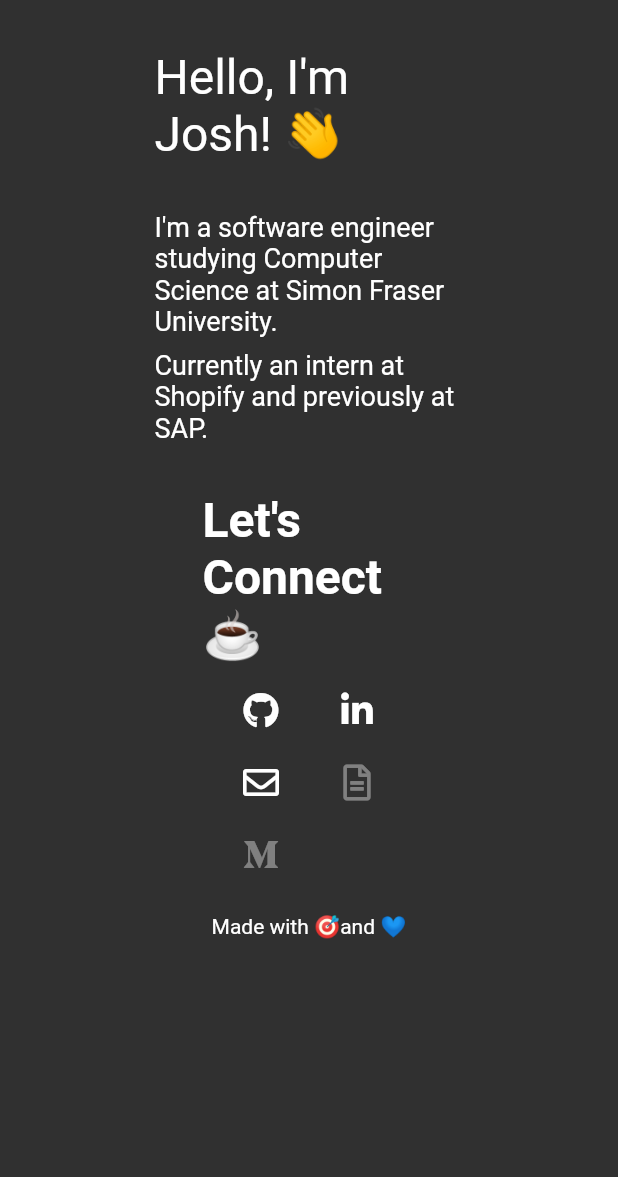
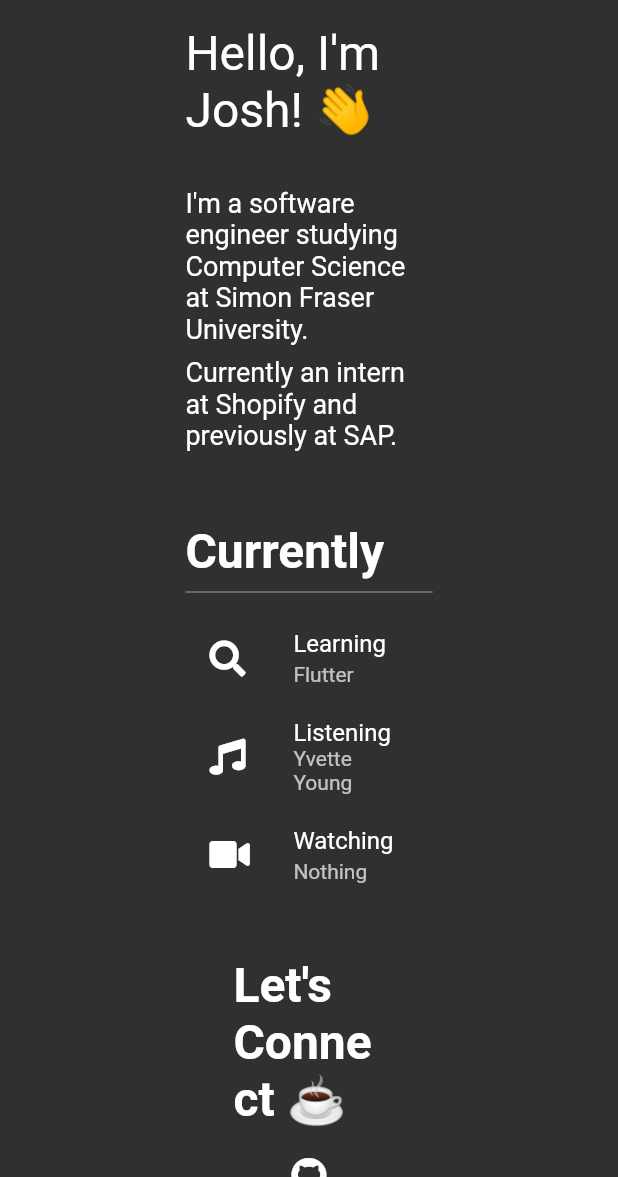
Before and after one commit to joshvocal/joshvocal.dev, a Flutter app: the screen it shows after launch, on a phone screen of 412 x 824 dp, the part 59-1236 px from its top. Run offline on Flutter 3.47's test engine with Material 2 defaults, Android fonts, the light colour scheme and no system bars; our stand-ins replace font_awesome_flutter, shared_preferences, url_launcher_web; missing offline and left inert: shared_preferences_web.

Commit message:
Added Currently Widget

```diff
--- a/lib/main.dart
+++ b/lib/main.dart
@@ -26,7 +26,7 @@ class WebsiteApp extends StatelessWidget {
     final themeNotifier = Provider.of<ThemeNotifier>(context);
 
     return MaterialApp(
-      title: 'Josh Vocal | Software Engineer',
+      title: 'Josh - Software Engineer',
       debugShowCheckedModeBanner: false,
       theme: themeNotifier.getTheme(),
       home: HomePage(title: 'Josh Vocal'),
--- a/lib/pages/home_page.dart
+++ b/lib/pages/home_page.dart
@@ -1,5 +1,6 @@
 import 'package:flutter/material.dart';
 import 'package:joshvocal_dev/widgets/app_bar_widget.dart';
+import 'package:joshvocal_dev/widgets/currently_widget.dart';
 import 'package:joshvocal_dev/widgets/footer_widget.dart';
 import 'package:joshvocal_dev/widgets/intro_widget.dart';
 
@@ -21,14 +22,15 @@ class _HomePageState extends State<HomePage> {
       ),
       body: SingleChildScrollView(
         child: Container(
-          padding: EdgeInsets.all(16.0),
+          padding: EdgeInsets.symmetric(horizontal: 16.0),
           alignment: Alignment.center,
           child: Container(
-            width: MediaQuery.of(context).size.width * 0.5,
+            width: MediaQuery.of(context).size.width * 0.4,
             child: Column(
               crossAxisAlignment: CrossAxisAlignment.center,
               children: <Widget>[
                 IntroWidget(),
+                CurrentWidget(),
                 FooterWidget(),
               ],
             ),
--- /dev/null
+++ b/lib/widgets/currently_widget.dart
@@ -0,0 +1,60 @@
+import 'package:flutter/material.dart';
+import 'package:font_awesome_flutter/font_awesome_flutter.dart';
+
+class CurrentWidget extends StatelessWidget {
+  @override
+  Widget build(BuildContext context) {
+    return Container(
+      child: Column(
+        crossAxisAlignment: CrossAxisAlignment.start,
+        children: <Widget>[
+          Padding(
+            padding: EdgeInsets.only(
+              left: 0,
+              right: 0,
+              top: 0,
+              bottom: 0,
+            ),
+            child: Text(
+              'Currently',
+              style: TextStyle(
+                fontSize: 32,
+                fontWeight: FontWeight.bold,
+              ),
+            ),
+          ),
+          Divider(
+            color: Colors.grey,
+          ),
+          ListTile(
+            leading: Container(
+              width: 24,
+              alignment: Alignment.center,
+              child: Icon(FontAwesomeIcons.search, size: 24),
+            ),
+            title: Text('Learning'),
+            subtitle: Text('Flutter'),
+          ),
+          ListTile(
+            leading: Container(
+              width: 24,
+              alignment: Alignment.center,
+              child: Icon(FontAwesomeIcons.music, size: 24),
+            ),
+            title: Text('Listening'),
+            subtitle: Text('Yvette Young'),
+          ),
+          ListTile(
+            leading: Container(
+              width: 24,
+              alignment: Alignment.center,
+              child: Icon(FontAwesomeIcons.video, size: 24),
+            ),
+            title: Text('Watching'),
+            subtitle: Text('Nothing'),
+          ),
+        ],
+      ),
+    );
+  }
+}
--- a/lib/widgets/footer_widget.dart
+++ b/lib/widgets/footer_widget.dart
@@ -13,9 +13,6 @@ class FooterWidget extends StatelessWidget {
         children: <Widget>[
           Padding(
             padding: EdgeInsets.only(
-              left: 0,
-              right: 0,
-              top: 0,
               bottom: 8,
             ),
             child: Text(
@@ -51,9 +48,6 @@ class FooterWidget extends StatelessWidget {
               ],
             ),
             padding: EdgeInsets.only(
-              left: 0,
-              right: 0,
-              top: 0,
               bottom: 16,
             ),
           ),
--- a/lib/widgets/intro_widget.dart
+++ b/lib/widgets/intro_widget.dart
@@ -4,8 +4,9 @@ class IntroWidget extends StatelessWidget {
   @override
   Widget build(BuildContext context) {
     return Container(
+      padding: EdgeInsets.only(bottom: 48),
       child: Column(
-        crossAxisAlignment: CrossAxisAlignment.start,
+        crossAxisAlignment: CrossAxisAlignment.stretch,
         children: <Widget>[
           Padding(
             child: Text(
@@ -14,7 +15,7 @@ class IntroWidget extends StatelessWidget {
                 fontSize: 32,
               ),
             ),
-            padding: EdgeInsets.only(left: 0, right: 0, top: 0, bottom: 32),
+            padding: EdgeInsets.only(bottom: 32),
           ),
           Padding(
             child: Text(
@@ -23,7 +24,7 @@ class IntroWidget extends StatelessWidget {
                 fontSize: 18,
               ),
             ),
-            padding: EdgeInsets.only(left: 0, right: 0, top: 0, bottom: 8),
+            padding: EdgeInsets.only(bottom: 8),
           ),
           Text(
             'Currently an intern at Shopify and previously at SAP.',
```
